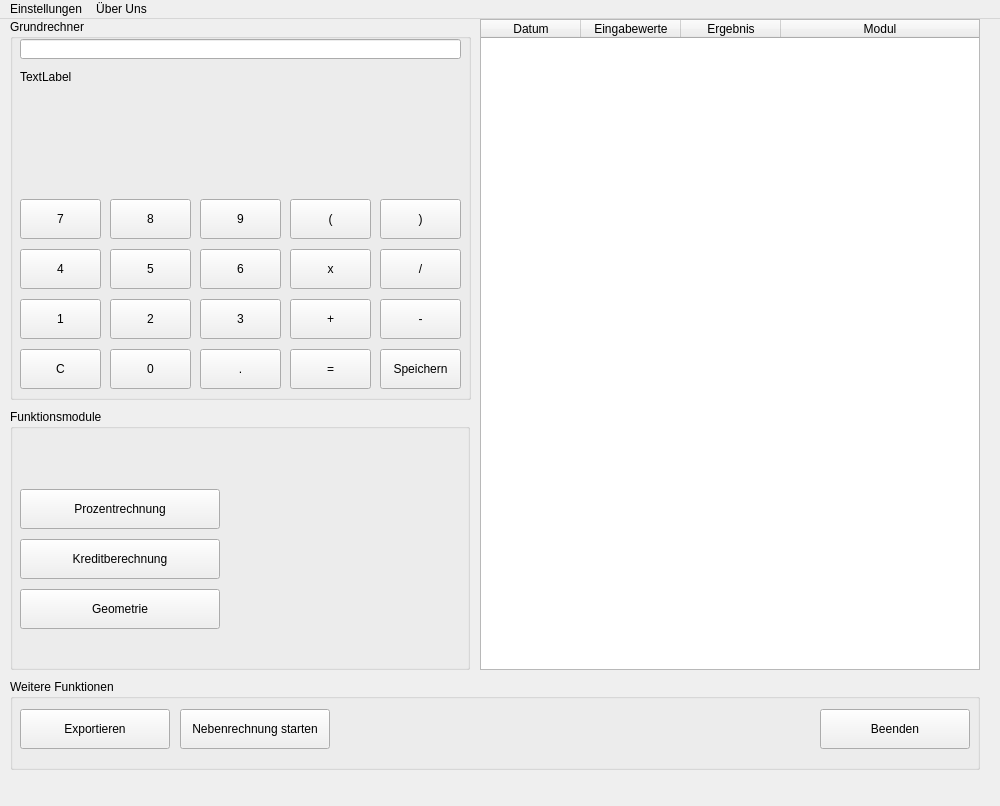
Old version of the form modular_calc_jfy/window.ui in the repository aurxl/modular-calc-jfy.
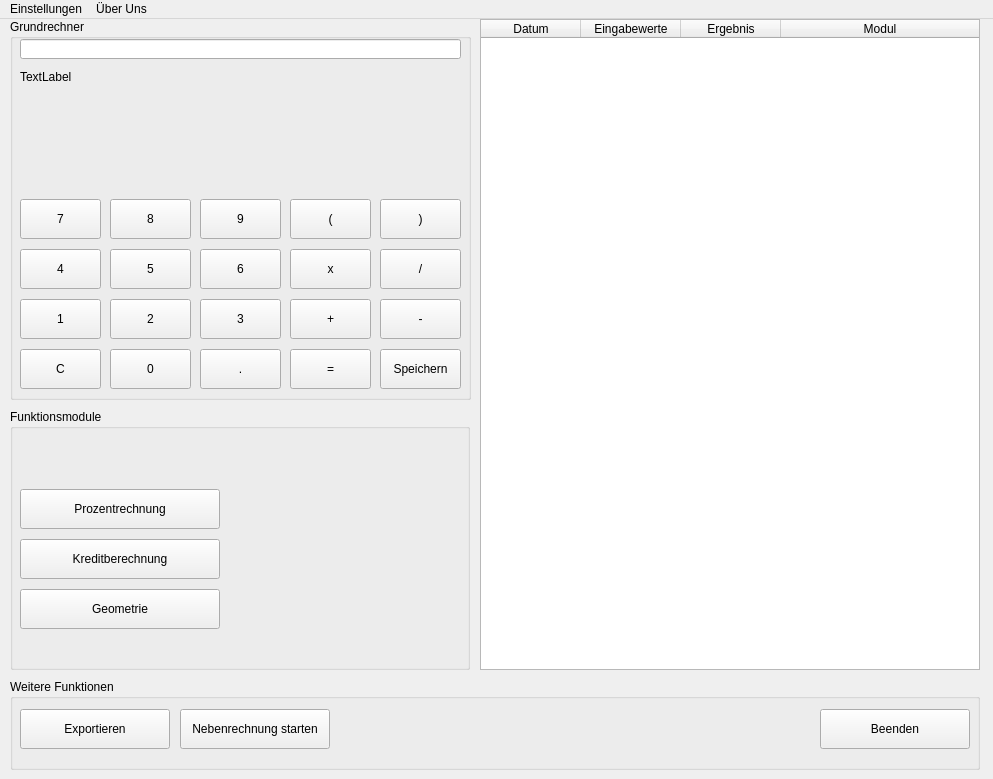
New version of the form.

Commit message: added geometry and credit ui-switch

Diff of the .ui file:
```diff
--- a/modular_calc_jfy/window.ui
+++ b/modular_calc_jfy/window.ui
@@ -9,8 +9,8 @@
    <rect>
     <x>0</x>
     <y>0</y>
-    <width>1000</width>
-    <height>806</height>
+    <width>993</width>
+    <height>779</height>
    </rect>
   </property>
   <property name="windowTitle">
@@ -486,7 +486,7 @@
     <rect>
      <x>0</x>
      <y>0</y>
-     <width>1000</width>
+     <width>993</width>
      <height>21</height>
     </rect>
    </property>
```
The commit also changes 3 other files.
